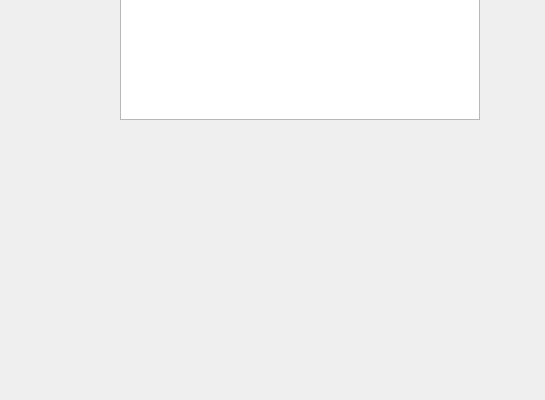
Before: the Qt Designer form VisualProjects/MiaInterface/MiaInterface.ui in InsanePony/Mia, drawn with Qt 5; both pictures show x 0 to 545 and y 320 to 720 of the 1280 by 720 pixel window.
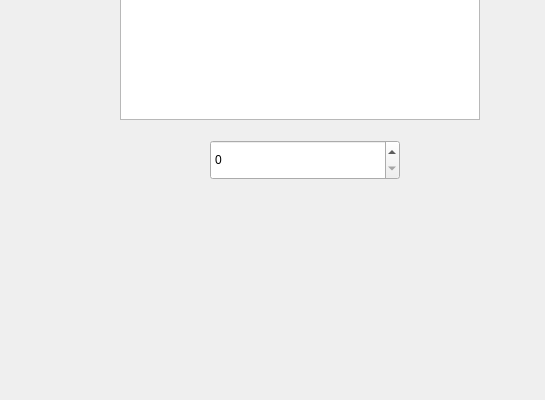
After: the same form once the commit is applied.

Patch:
```diff
--- a/VisualProjects/MiaInterface/MiaInterface.ui
+++ b/VisualProjects/MiaInterface/MiaInterface.ui
@@ -24,6 +24,19 @@
      </rect>
     </property>
    </widget>
+   <widget class="QSpinBox" name="digitSpinBox">
+    <property name="geometry">
+     <rect>
+      <x>210</x>
+      <y>460</y>
+      <width>190</width>
+      <height>40</height>
+     </rect>
+    </property>
+    <property name="maximum">
+     <number>70000</number>
+    </property>
+   </widget>
   </widget>
   <widget class="QMenuBar" name="menuBar">
    <property name="geometry">
```
